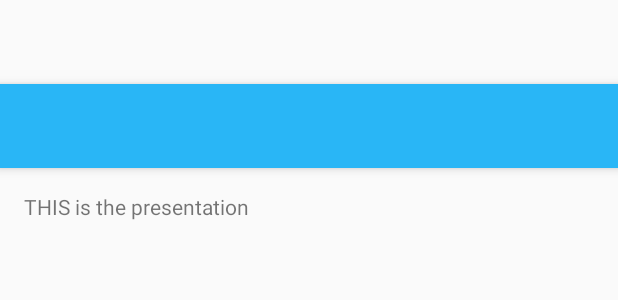
After one commit to rphovley/storymakerevents, an Android app: the layout activity_presentation.xml on its own in the app's theme, with its tools: preview values and no code run, on a phone screen of 412 x 824 dp. The commit adds this screen. Shown: the top 300 px of the screen. Run offline under Robolectric (Android 15) with nearby library versions, the phone set to English and light mode, and no system bars; network calls fail.

Commit message:
Layout updates

```diff
--- a/app/src/main/java/innatemobile/storymakerevents/Adapters/BreakoutAdapter.java
+++ b/app/src/main/java/innatemobile/storymakerevents/Adapters/BreakoutAdapter.java
@@ -41,8 +41,10 @@ public class BreakoutAdapter  extends RecyclerView.Adapter<BreakoutAdapter.Break
     @Override
     public void onBindViewHolder(BreakoutCardViewHolder holder, int position) {
         Breakouts breakout = breakoutList.get(position);
-        holder.txtBreakoutName.setText("Breakout "+breakout.getBreakoutName());
-        holder.txtBreakoutTime.setText(breakout.getDayOfWeek()+ " " + breakout.getStartReadable()+"-"+breakout.getEndReadable());
+        String breakoutName = breakout.getDayOfWeek()+ " " + "Breakout "+breakout.getBreakoutName();
+        String breakoutTime = breakout.getStartReadable()+"-"+breakout.getEndReadable();
+        holder.txtBreakoutName.setText(breakoutName);
+        holder.txtBreakoutTime.setText(breakoutTime);
     }
     @Override
     public BreakoutCardViewHolder onCreateViewHolder(ViewGroup parent, int viewType) {
--- a/app/src/main/java/innatemobile/storymakerevents/Adapters/UpcomingScheduleAdapter.java
+++ b/app/src/main/java/innatemobile/storymakerevents/Adapters/UpcomingScheduleAdapter.java
@@ -59,7 +59,7 @@ public class UpcomingScheduleAdapter extends RecyclerView.Adapter<UpcomingSchedu
             Breakouts breakout = dh.getBreakout(breakout_id);
             holder.txtRoom.setText(schedulesList.get(position).getLocation());
             if(breakout!=null) {
-                holder.txtTime.setText(breakout.getDayOfWeek() + " " + breakout.getStartReadable() + " - " + breakout.getEndReadable());
+                holder.txtTime.setText(breakout.getStartReadable() + " - " + breakout.getEndReadable());
             }
             if (speaker != null && holder.txtSpeakerName!=null) {
                 String speakerName = speaker.getName();
--- /dev/null
+++ b/app/src/main/res/layout/activity_presentation.xml
@@ -0,0 +1,26 @@
+<?xml version="1.0" encoding="utf-8"?>
+<android.support.design.widget.CoordinatorLayout xmlns:android="http://schemas.android.com/apk/res/android"
+    xmlns:app="http://schemas.android.com/apk/res-auto"
+    xmlns:tools="http://schemas.android.com/tools"
+    android:layout_width="match_parent"
+    android:layout_height="match_parent"
+    android:fitsSystemWindows="true"
+    tools:context="innatemobile.storymakerevents.Activities.PresentationActivity">
+
+    <android.support.design.widget.AppBarLayout
+        android:layout_width="match_parent"
+        android:layout_height="wrap_content"
+        android:theme="@style/AppTheme.AppBarOverlay">
+
+        <android.support.v7.widget.Toolbar
+            android:id="@+id/toolbar"
+            android:layout_width="match_parent"
+            android:layout_height="?attr/actionBarSize"
+            android:background="?attr/colorPrimary"
+            app:popupTheme="@style/AppTheme.PopupOverlay" />
+
+    </android.support.design.widget.AppBarLayout>
+
+    <include layout="@layout/content_presentation" />
+
+</android.support.design.widget.CoordinatorLayout>
--- /dev/null
+++ b/app/src/main/res/layout/content_presentation.xml
@@ -0,0 +1,18 @@
+<?xml version="1.0" encoding="utf-8"?>
+<RelativeLayout xmlns:android="http://schemas.android.com/apk/res/android"
+    xmlns:app="http://schemas.android.com/apk/res-auto"
+    xmlns:tools="http://schemas.android.com/tools"
+    android:layout_width="match_parent"
+    android:layout_height="match_parent"
+    android:paddingBottom="@dimen/activity_vertical_margin"
+    android:paddingLeft="@dimen/activity_horizontal_margin"
+    android:paddingRight="@dimen/activity_horizontal_margin"
+    android:paddingTop="@dimen/activity_vertical_margin"
+    app:layout_behavior="@string/appbar_scrolling_view_behavior"
+    tools:context="innatemobile.storymakerevents.Activities.PresentationActivity"
+    tools:showIn="@layout/activity_presentation">
+    <innatemobile.storymakerevents.CustomViews.RobotoTextView
+        android:layout_width="match_parent"
+        android:layout_height="match_parent"
+        android:text="THIS is the presentation"/>
+</RelativeLayout>
--- a/app/src/main/res/layout/fixed_schedule_card.xml
+++ b/app/src/main/res/layout/fixed_schedule_card.xml
@@ -8,6 +8,8 @@
     android:layout_height="match_parent"
     android:layout_marginBottom="@dimen/small_margin"
     android:layout_marginLeft="@dimen/small_margin"
+    android:layout_marginRight="@dimen/small_margin"
+    app:cardBackgroundColor="@color/white"
     app:cardElevation="@dimen/tiny_margin"
     app:cardCornerRadius="2dp">
     <LinearLayout
@@ -48,6 +50,7 @@
             android:singleLine="true"
             android:ellipsize="end"
             android:textAllCaps="true"
+            android:textColor="@color/colorSecondary"
             android:text="Lunch" />
     </LinearLayout>
 </android.support.v7.widget.CardView>
--- a/app/src/main/res/layout/fragment_home.xml
+++ b/app/src/main/res/layout/fragment_home.xml
@@ -21,7 +21,7 @@
                         style="@style/defaultText"
                         android:layout_width="match_parent"
                         android:layout_height="wrap_content"
-                        android:textSize="@dimen/text_large"
+                        android:textSize="@dimen/cardTextSize"
                         android:text="@string/sNotificationDefault"
                         android:id="@+id/txtNotification"/>
                     <ImageView
--- a/app/src/main/res/values-v16/styles.xml
+++ b/app/src/main/res/values-v16/styles.xml
@@ -9,7 +9,6 @@
     <style name="AppTheme.NoActionBar" >
         <item name="windowNoTitle">true</item>
         <item name="windowActionBar">false</item>
-        <item name="android:windowFullscreen">true</item>
         <item name="android:windowContentOverlay">@null</item>
     </style>
 </resources>
--- a/app/src/main/res/values-v21/styles.xml
+++ b/app/src/main/res/values-v21/styles.xml
@@ -10,7 +10,6 @@
     <style name="AppTheme.NoActionBar">
         <item name="windowNoTitle">true</item>
         <item name="windowActionBar">false</item>
-        <item name="android:windowFullscreen">true</item>
         <item name="android:windowContentOverlay">@null</item>
     </style>
 </resources>
--- a/app/src/main/res/values/colors.xml
+++ b/app/src/main/res/values/colors.xml
@@ -4,6 +4,7 @@
     <color name="colorPrimaryDark">@color/light_blue_700</color>
     <color name="colorAccent">#FF4081</color>
     <color name="colorPrimaryBackground">@color/grey_200</color>
+    <color name="colorSecondary">#006064</color>
     <color name="colorCardBackground">@color/white</color>
     <color name="text_color_light">@color/white</color>
     <!--GO TO https://design.google.com/icons/ FOR ICON LINKS-->
--- a/app/src/main/res/values/dimens.xml
+++ b/app/src/main/res/values/dimens.xml
@@ -21,4 +21,5 @@
     <dimen name="sDefaultTextSize">12sp</dimen>
     <dimen name="cardTextSize">16sp</dimen>
     <dimen name="tab_margin">48dp</dimen>
+    <dimen name="sBreakoutTextSize">28sp</dimen>
 </resources>
--- a/app/src/main/res/values/strings.xml
+++ b/app/src/main/res/values/strings.xml
@@ -15,4 +15,5 @@
     <string name="sNotificationDefault">Welcome to Storymakers 2016!  Click on "Full Schedule" to view presentations.  Select presentations to be a part of your personal schedule!</string>
     <string name="sFirstClass">Add your first class</string>
     <string name="title_activity_add_schedule">AddScheduleActivity</string>
+    <string name="title_activity_presentation">PresentationActivity</string>
 </resources>
```
Also changed, not shown: app/src/main/AndroidManifest.xml (+9 -0 lines), app/src/main/java/innatemobile/storymakerevents/Activities/MainActivity.java (+4 -5 lines), app/src/main/java/innatemobile/storymakerevents/Activities/PresentationActivity.java (added, +57 -0 lines), app/src/main/java/innatemobile/storymakerevents/Adapters/AddScheduleAdapter.java (+36 -2 lines), app/src/main/res/layout/add_schedule_card.xml (+37 -32 lines), app/src/main/res/layout/all_schedule_breakout_cards.xml (+19 -17 lines), app/src/main/res/layout/empty_schedule_card.xml (+21 -20 lines), app/src/main/res/layout/my_schedule_card.xml (+5 -2 lines), app/src/main/res/layout/remove_schedule_card.xml (+33 -32 lines).
